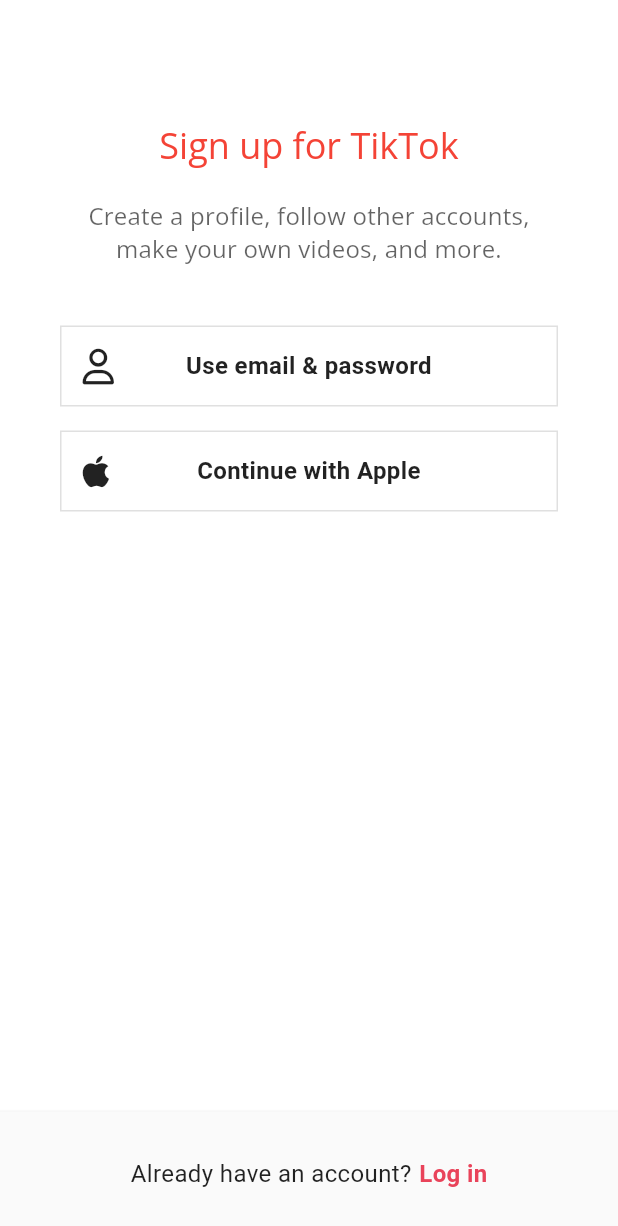
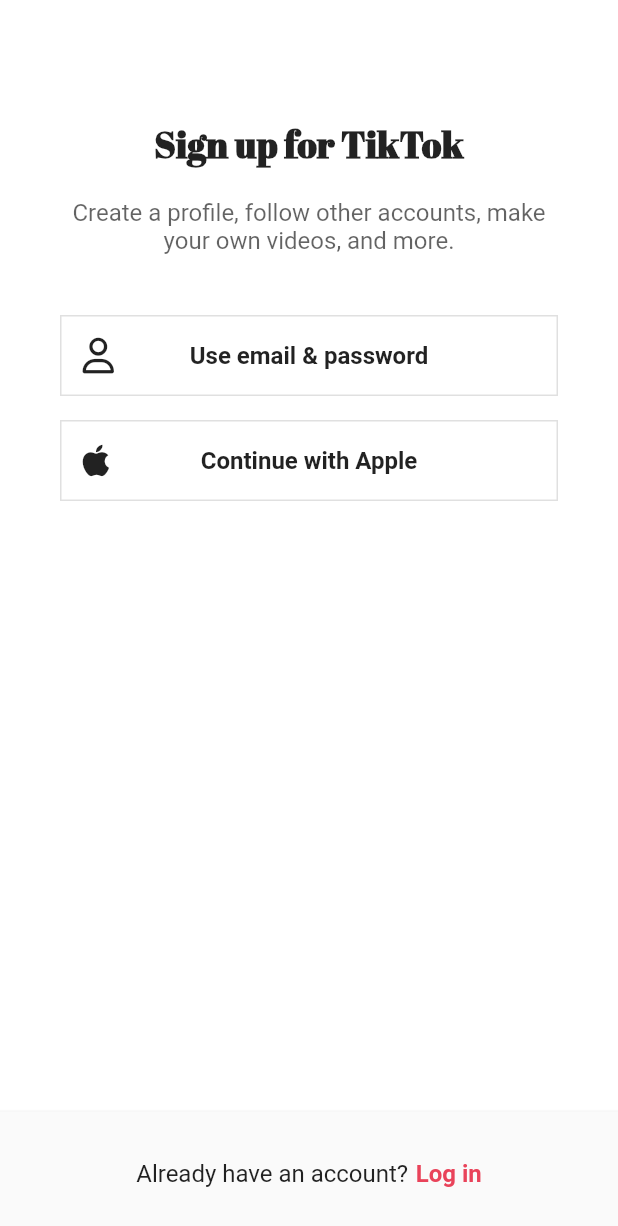
Before and after one commit to seo081225/tiktok_clone, a Flutter app: the screen it shows after launch, on a phone screen of 412 x 824 dp. Shown: the top 1226 px of the screen. Run offline on Flutter 3.47's test engine with Material 2 defaults, Android fonts, the phone set to English and light mode, and no system bars; our stand-ins replace font_awesome_flutter, google_fonts, video_player, visibility_detector; Roboto replaces fonts that are missing (Itim).

Commit message:
#15.3 Google Fonts

```diff
--- a/lib/features/authentication/sign_up_screen.dart
+++ b/lib/features/authentication/sign_up_screen.dart
@@ -1,5 +1,6 @@
 import 'package:flutter/material.dart';
 import 'package:font_awesome_flutter/font_awesome_flutter.dart';
+import 'package:google_fonts/google_fonts.dart';
 import 'package:tiktok_clone_2023/constants/gaps.dart';
 import 'package:tiktok_clone_2023/constants/sizes.dart';
 import 'package:tiktok_clone_2023/features/authentication/login_screen.dart';
@@ -49,17 +50,21 @@
                   Gaps.v80,
                   Text(
                     "Sign up for TikTok",
-                    style: Theme.of(context)
-                        .textTheme
-                        .headlineSmall!
-                        .copyWith(color: Colors.red),
+                    style: GoogleFonts.abrilFatface(
+                      textStyle: const TextStyle(
+                        fontSize: Sizes.size24,
+                        fontWeight: FontWeight.w700,
+                      ),
+                    ),
                   ),
                   Gaps.v20,
-                  Opacity(
+                  const Opacity(
                     opacity: 0.7,
                     child: Text(
                       "Create a profile, follow other accounts, make your own videos, and more.",
-                      style: Theme.of(context).textTheme.titleMedium,
+                      style: TextStyle(
+                        fontSize: Sizes.size16,
+                      ),
                       textAlign: TextAlign.center,
                     ),
                   ),
--- a/lib/main.dart
+++ b/lib/main.dart
@@ -31,35 +31,8 @@
       title: 'TikTok Clone',
       themeMode: ThemeMode.system,
       theme: ThemeData(
+        textTheme: GoogleFonts.itimTextTheme(),
         brightness: Brightness.light,
-        textTheme: TextTheme(
-          displayLarge: GoogleFonts.openSans(
-              fontSize: 95, fontWeight: FontWeight.w300, letterSpacing: -1.5),
-          displayMedium: GoogleFonts.openSans(
-              fontSize: 59, fontWeight: FontWeight.w300, letterSpacing: -0.5),
-          displaySmall:
-              GoogleFonts.openSans(fontSize: 48, fontWeight: FontWeight.w400),
-          headlineMedium: GoogleFonts.openSans(
-              fontSize: 34, fontWeight: FontWeight.w400, letterSpacing: 0.25),
-          headlineSmall:
-              GoogleFonts.openSans(fontSize: 24, fontWeight: FontWeight.w400),
-          titleLarge: GoogleFonts.openSans(
-              fontSize: 20, fontWeight: FontWeight.w500, letterSpacing: 0.15),
-          titleMedium: GoogleFonts.openSans(
-              fontSize: 16, fontWeight: FontWeight.w400, letterSpacing: 0.15),
-          titleSmall: GoogleFonts.openSans(
-              fontSize: 14, fontWeight: FontWeight.w500, letterSpacing: 0.1),
-          bodyLarge: GoogleFonts.roboto(
-              fontSize: 16, fontWeight: FontWeight.w400, letterSpacing: 0.5),
-          bodyMedium: GoogleFonts.roboto(
-              fontSize: 14, fontWeight: FontWeight.w400, letterSpacing: 0.25),
-          labelLarge: GoogleFonts.roboto(
-              fontSize: 14, fontWeight: FontWeight.w500, letterSpacing: 1.25),
-          bodySmall: GoogleFonts.roboto(
-              fontSize: 12, fontWeight: FontWeight.w400, letterSpacing: 0.4),
-          labelSmall: GoogleFonts.roboto(
-              fontSize: 10, fontWeight: FontWeight.w400, letterSpacing: 1.5),
-        ),
         scaffoldBackgroundColor: Colors.white,
         primaryColor: const Color(0xFFE9435A),
         textSelectionTheme: const TextSelectionThemeData(
@@ -78,6 +51,9 @@
         ),
       ),
       darkTheme: ThemeData(
+        textTheme: GoogleFonts.itimTextTheme(
+          ThemeData(brightness: Brightness.dark).textTheme,
+        ),
         brightness: Brightness.dark,
         scaffoldBackgroundColor: Colors.black,
         bottomAppBarTheme: BottomAppBarTheme(
```
